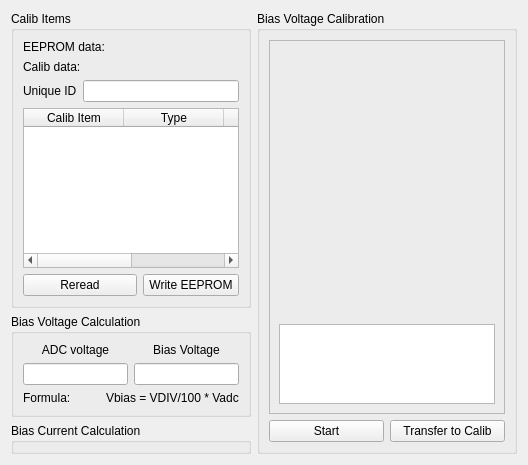
Above: muondetector-gui-1.0.2/src/main/calibform.ui from liukai-tech/muondetector before the change. Below: the same form after it.
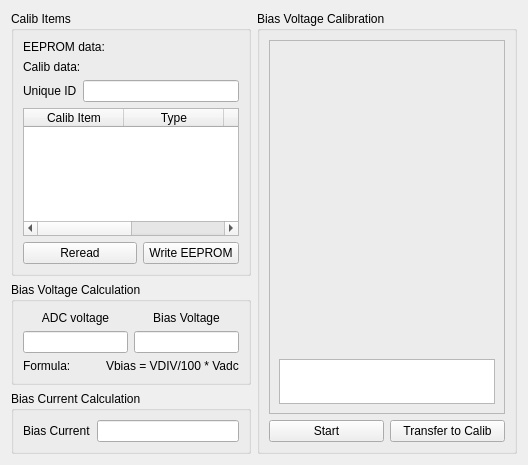
That is the form after the change. Custom widgets are drawn as their Qt base class.

Commit message: implemented calibration of bias voltage and bias current measurement in gui with graphical presentation, fits and storage of parameters in eeprom

```diff
--- a/muondetector-gui-1.0.2/src/main/calibform.ui
+++ b/muondetector-gui-1.0.2/src/main/calibform.ui
@@ -137,11 +137,33 @@
           <widget class="CustomPlot" name="biasCalibPlot" native="true"/>
          </item>
          <item row="1" column="0">
+          <widget class="CustomPlot" name="biasCurrentCalibPlot" native="true">
+           <property name="sizePolicy">
+            <sizepolicy hsizetype="Preferred" vsizetype="Minimum">
+             <horstretch>0</horstretch>
+             <verstretch>0</verstretch>
+            </sizepolicy>
+           </property>
+           <property name="maximumSize">
+            <size>
+             <width>16777215</width>
+             <height>180</height>
+            </size>
+           </property>
+          </widget>
+         </item>
+         <item row="2" column="0">
           <widget class="QTextEdit" name="fitTextEdit">
+           <property name="sizePolicy">
+            <sizepolicy hsizetype="Expanding" vsizetype="Preferred">
+             <horstretch>0</horstretch>
+             <verstretch>0</verstretch>
+            </sizepolicy>
+           </property>
            <property name="maximumSize">
             <size>
              <width>16777215</width>
-             <height>80</height>
+             <height>45</height>
             </size>
            </property>
           </widget>
@@ -243,6 +265,22 @@
      <property name="title">
       <string>Bias Current Calculation</string>
      </property>
+     <layout class="QGridLayout" name="gridLayout_7">
+      <item row="0" column="0">
+       <layout class="QHBoxLayout" name="horizontalLayout_5">
+        <item>
+         <widget class="QLabel" name="label_3">
+          <property name="text">
+           <string>Bias Current</string>
+          </property>
+         </widget>
+        </item>
+        <item>
+         <widget class="QLineEdit" name="biasCurrentLineEdit"/>
+        </item>
+       </layout>
+      </item>
+     </layout>
     </widget>
    </item>
   </layout>
```
Left out of the diff: 15 changed lines with no effect on the pictures. The commit also changes 2 other files.
